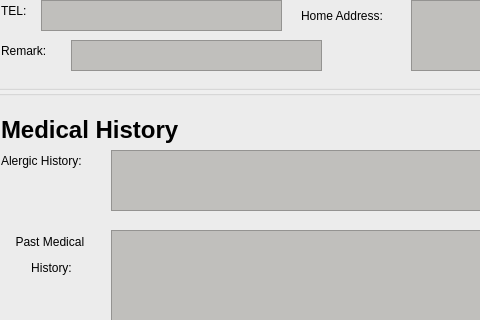
Before: the Qt Designer form addNewPatientWindow.ui in OhaoTech/ClinicManager, drawn with Qt 5; both pictures show x 0 to 480 and y 111 to 431 of the 891 by 947 pixel window.
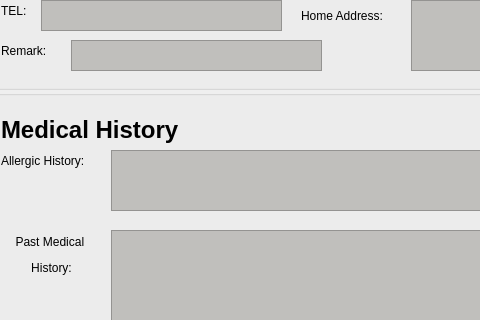
After: the same form once the commit is applied. Icons and pictures are not drawn.

What changed in the file:
```diff
--- a/addNewPatientWindow.ui
+++ b/addNewPatientWindow.ui
@@ -293,7 +293,7 @@
        </rect>
       </property>
       <property name="text">
-       <string>Alergic History: </string>
+       <string>Allergic History: </string>
       </property>
      </widget>
      <widget class="QTextEdit" name="alergic_history_textEdit">
```
Left out of the diff: 4 changed lines with no effect on the pictures.
